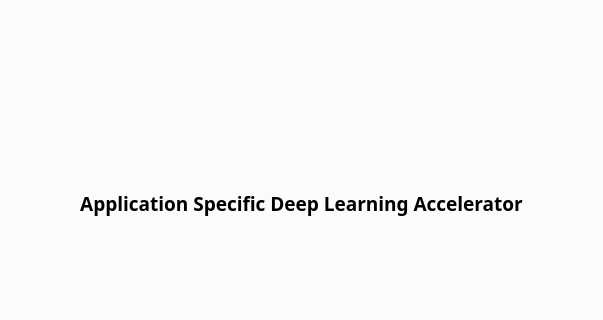
Qt form public/GUI/mainwindow.ui (mourra950/Siemens-System-Level-Modelling-of-ASDLA-Graduation-Project) before a commit; both pictures show x 214 to 817 and y 101 to 421 of the 1031 by 585 pixel window.
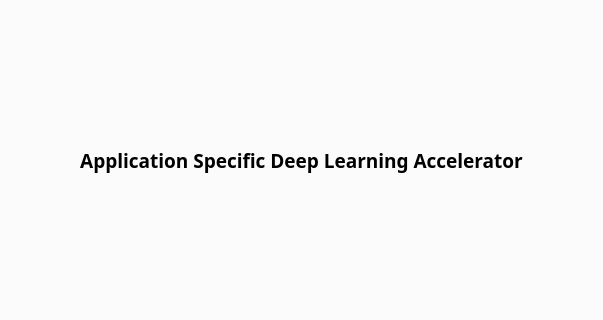
The same form after that commit. Icons and pictures are not drawn.

Diff of the .ui file:
```diff
--- a/public/GUI/mainwindow.ui
+++ b/public/GUI/mainwindow.ui
@@ -47,6 +47,89 @@
        </attribute>
        <layout class="QVBoxLayout" name="verticalLayout_10">
         <item>
+         <layout class="QGridLayout" name="gridLayout_3">
+          <property name="sizeConstraint">
+           <enum>QLayout::SetFixedSize</enum>
+          </property>
+          <item row="0" column="0">
+           <spacer name="verticalSpacer_11">
+            <property name="orientation">
+             <enum>Qt::Vertical</enum>
+            </property>
+            <property name="sizeHint" stdset="0">
+             <size>
+              <width>20</width>
+              <height>40</height>
+             </size>
+            </property>
+           </spacer>
+          </item>
+          <item row="1" column="2">
+           <spacer name="horizontalSpacer">
+            <property name="orientation">
+             <enum>Qt::Horizontal</enum>
+            </property>
+            <property name="sizeHint" stdset="0">
+             <size>
+              <width>40</width>
+              <height>20</height>
+             </size>
+            </property>
+           </spacer>
+          </item>
+          <item row="1" column="0">
+           <spacer name="horizontalSpacer_2">
+            <property name="orientation">
+             <enum>Qt::Horizontal</enum>
+            </property>
+            <property name="sizeHint" stdset="0">
+             <size>
+              <width>40</width>
+              <height>20</height>
+             </size>
+            </property>
+           </spacer>
+          </item>
+          <item row="5" column="0">
+           <spacer name="verticalSpacer_13">
+            <property name="orientation">
+             <enum>Qt::Vertical</enum>
+            </property>
+            <property name="sizeHint" stdset="0">
+             <size>
+              <width>20</width>
+              <height>40</height>
+             </size>
+            </property>
+           </spacer>
+          </item>
+          <item row="3" column="0">
+           <spacer name="verticalSpacer_15">
+            <property name="orientation">
+             <enum>Qt::Vertical</enum>
+            </property>
+            <property name="sizeHint" stdset="0">
+             <size>
+              <width>20</width>
+              <height>40</height>
+             </size>
+            </property>
+           </spacer>
+          </item>
+          <item row="4" column="0">
+           <spacer name="verticalSpacer_14">
+            <property name="orientation">
+             <enum>Qt::Vertical</enum>
+            </property>
+            <property name="sizeHint" stdset="0">
+             <size>
+              <width>20</width>
+              <height>40</height>
+             </size>
+            </property>
+           </spacer>
+          </item>
+          <item row="3" column="1">
          <widget class="QLabel" name="label">
           <property name="font">
            <font>
@@ -63,6 +146,18 @@
           </property>
          </widget>
         </item>
+          <item row="1" column="1">
+           <widget class="QLabel" name="Logo_placeholder">
+            <property name="text">
+             <string/>
+            </property>
+            <property name="scaledContents">
+             <bool>true</bool>
+            </property>
+           </widget>
+          </item>
+         </layout>
+        </item>
        </layout>
       </widget>
       <widget class="QWidget" name="Params">
```
Left out of the diff: 10 changed lines with no effect on the pictures. Lines whose indentation alone changed are shown as unchanged.
